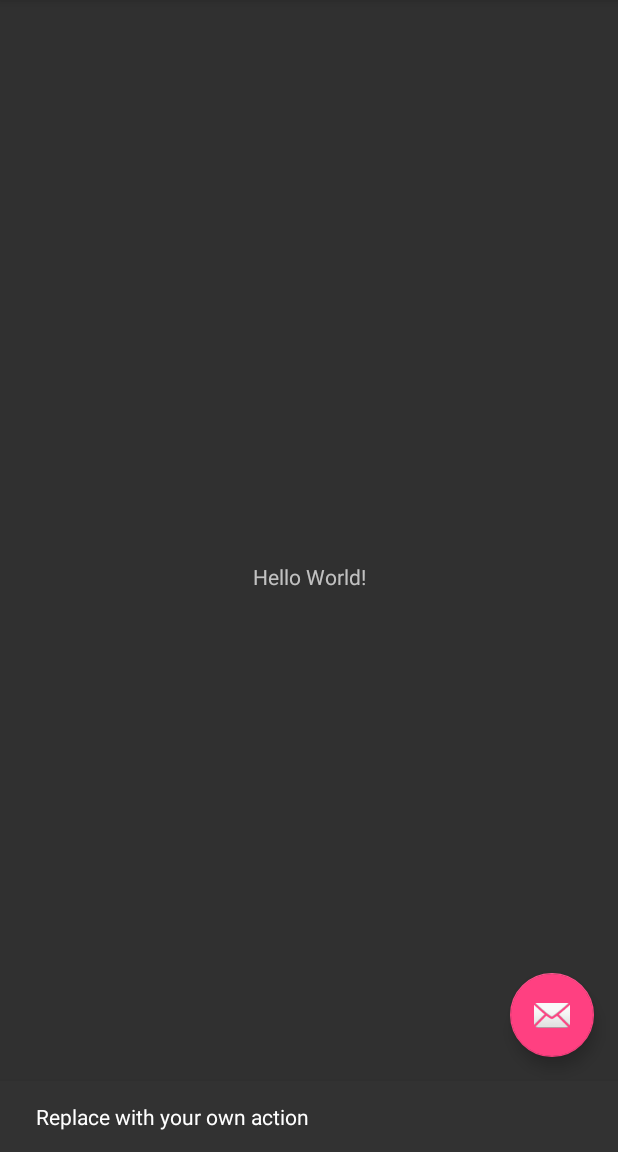
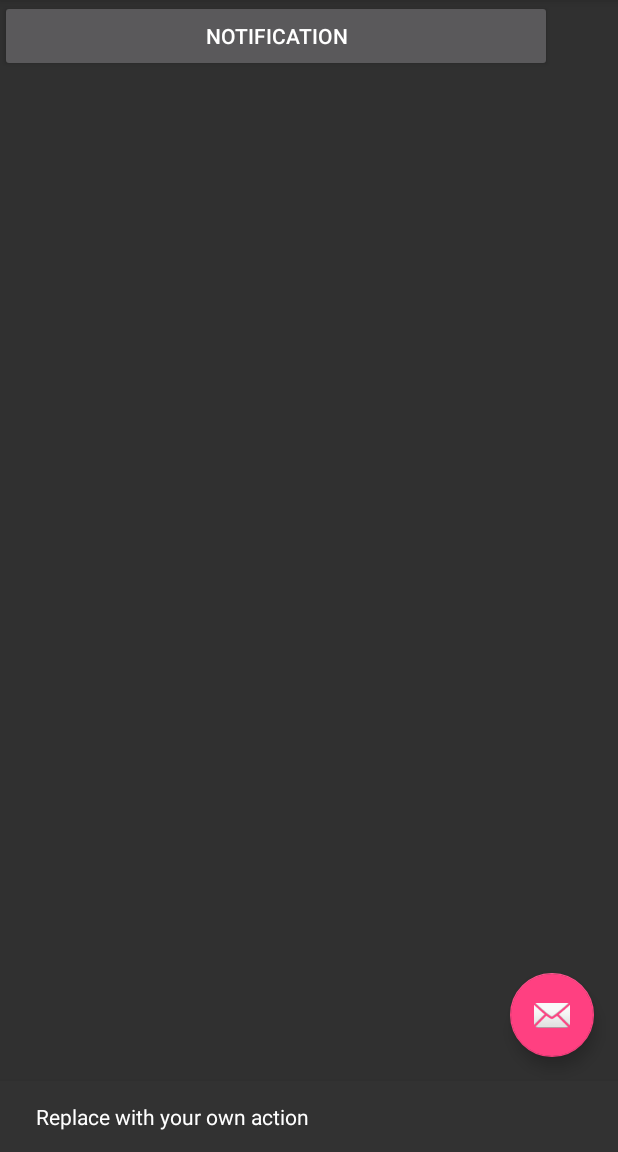
Before and after one commit to luthKempChurch/luthMobile, an Android app: the screen it shows after launch (MainActivity), after a tap on an icon or button, on a phone screen of 412 x 824 dp, the part 84-1236 px from its top. Run offline under Robolectric (Android 15) with nearby library versions, the phone set to English and light mode, and no system bars.

Commit message:
adding notification screen

```diff
--- a/app/src/main/java/com/mobile/luthkemp/luthkemp/MainActivity.java
+++ b/app/src/main/java/com/mobile/luthkemp/luthkemp/MainActivity.java
@@ -1,15 +1,20 @@
 package com.mobile.luthkemp.luthkemp;
 
+import android.content.Intent;
 import android.os.Bundle;
 import android.support.design.widget.FloatingActionButton;
 import android.support.design.widget.Snackbar;
 import android.support.v7.app.AppCompatActivity;
 import android.support.v7.widget.Toolbar;
-import android.view.View;
 import android.view.Menu;
 import android.view.MenuItem;
+import android.view.View;
+import android.widget.Button;
 
 public class MainActivity extends AppCompatActivity {
+
+  private FloatingActionButton fab;
+  private Button mOpenNot;
 
   @Override
   protected void onCreate(Bundle savedInstanceState) {
@@ -17,15 +22,32 @@ public class MainActivity extends AppCompatActivity {
     setContentView(R.layout.activity_main);
     Toolbar toolbar = (Toolbar) findViewById(R.id.toolbar);
     setSupportActionBar(toolbar);
+    initViews();
 
-    FloatingActionButton fab = (FloatingActionButton) findViewById(R.id.fab);
+  }
+
+  private void initViews() {
+
+    fab = (FloatingActionButton) findViewById(R.id.fab);
+    mOpenNot = (Button) findViewById(R.id.btnOpen);
+
     fab.setOnClickListener(new View.OnClickListener() {
       @Override
       public void onClick(View view) {
         Snackbar.make(view, "Replace with your own action", Snackbar.LENGTH_LONG)
           .setAction("Action", null).show();
+
       }
     });
+
+    mOpenNot.setOnClickListener(new View.OnClickListener() {
+      @Override
+      public void onClick(View v) {
+        Intent notify = new Intent(MainActivity.this, Notification.class);
+        startActivity(notify);
+      }
+    });
+
   }
 
   @Override
--- a/app/src/main/res/layout/content_main.xml
+++ b/app/src/main/res/layout/content_main.xml
@@ -9,13 +9,19 @@
     tools:context="com.mobile.luthkemp.luthkemp.MainActivity"
     tools:showIn="@layout/activity_main">
 
-    <TextView
-        android:layout_width="wrap_content"
-        android:layout_height="wrap_content"
-        android:text="Hello World!"
-        app:layout_constraintBottom_toBottomOf="parent"
-        app:layout_constraintLeft_toLeftOf="parent"
-        app:layout_constraintRight_toRightOf="parent"
-        app:layout_constraintTop_toTopOf="parent"/>
+    <LinearLayout
+        android:layout_width="368dp"
+        android:layout_height="0dp"
+        android:orientation="horizontal"
+        tools:layout_editor_absoluteX="8dp"
+        tools:layout_editor_absoluteY="8dp">
+
+        <Button
+            android:id="@+id/btnOpen"
+            android:layout_width="0dp"
+            android:layout_height="wrap_content"
+            android:layout_weight="1"
+            android:text="@string/notification"/>
+    </LinearLayout>
 
 </android.support.constraint.ConstraintLayout>
--- a/app/src/main/res/values/strings.xml
+++ b/app/src/main/res/values/strings.xml
@@ -1,4 +1,6 @@
 <resources>
     <string name="app_name">LuthKemp</string>
     <string name="action_settings">Settings</string>
+    <string name="title_activity_notification">Notifications</string>
+    <string name="notification">Notification</string>
 </resources>
```
Also changed, not shown: app/src/main/AndroidManifest.xml (+8 -0 lines), app/src/main/java/com/mobile/luthkemp/luthkemp/Notification.java (added, +39 -0 lines), app/src/main/res/layout/activity_notification.xml (added, +10 -0 lines), 24 other files.
